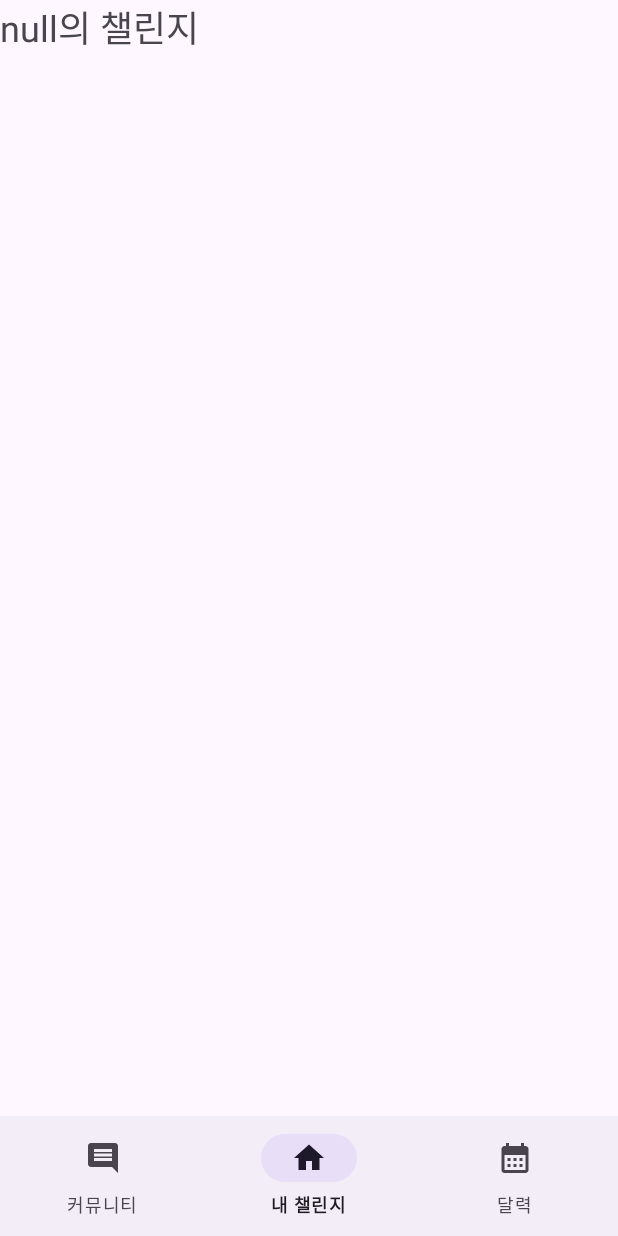
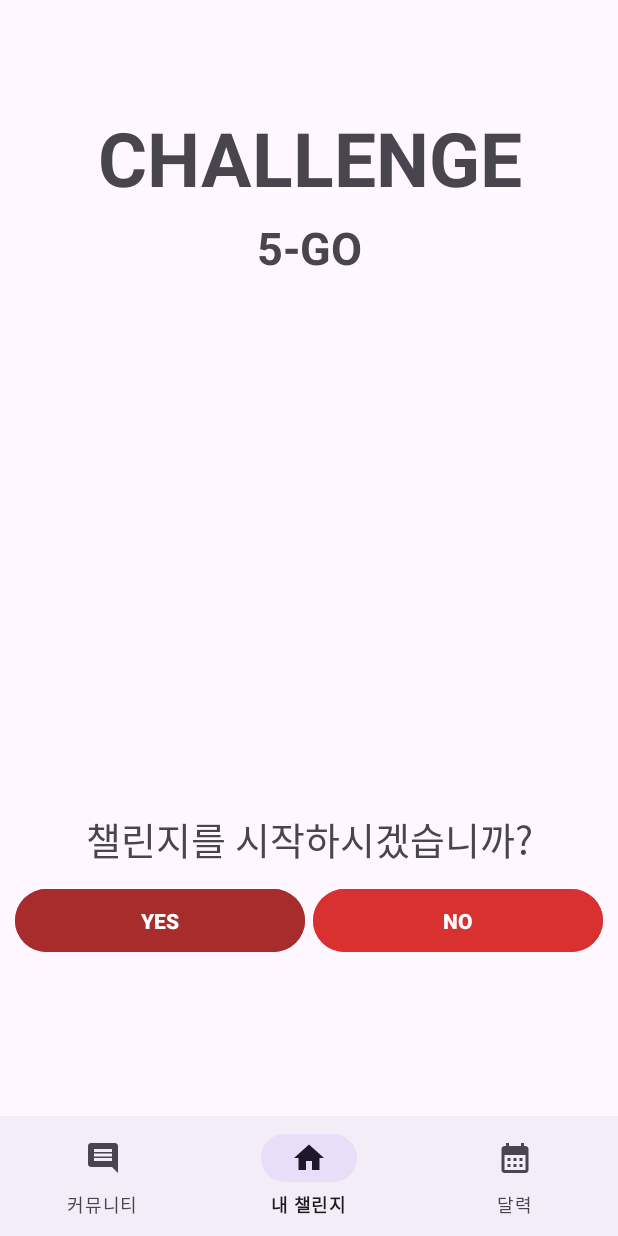
Before and after one commit to 2kyungmin/userInterface, an Android app: the ChallengeFragment screen opened directly, with no data from a screen before it, on a phone screen of 412 x 824 dp. Run offline under Robolectric (Android 15) with nearby library versions, the phone set to English and light mode, and no system bars; 4 statements that could not run were skipped.

Commit message:
remove baackground-color, design fix

```diff
--- a/app/src/main/java/com/example/userInterface/activity/ChallengeActivity.java
+++ b/app/src/main/java/com/example/userInterface/activity/ChallengeActivity.java
@@ -112,5 +112,4 @@ public class ChallengeActivity extends AppCompatActivity {
                     .commit();
         }
     }
-
 }
--- a/app/src/main/res/layout/fragment_challenge.xml
+++ b/app/src/main/res/layout/fragment_challenge.xml
@@ -1,25 +1,72 @@
-<?xml version="1.0" encoding="utf-8"?>
-<LinearLayout xmlns:android="http://schemas.android.com/apk/res/android"
+<RelativeLayout xmlns:android="http://schemas.android.com/apk/res/android"
     android:layout_width="match_parent"
-    android:layout_height="match_parent"
-    android:orientation="vertical">
+    android:layout_height="match_parent">
 
     <TextView
-        android:id="@+id/title"
+        android:id="@+id/titleText"
         android:layout_width="match_parent"
-        android:layout_height="0dp"
-        android:layout_weight="1"
-        android:layout_gravity="center"
-        android:textSize="24sp" />
+        android:layout_height="70dp"
+        android:layout_marginTop="70dp"
+        android:gravity="center"
+        android:text="CHALLENGE"
+        android:textSize="50sp"
+        android:textStyle="bold" />
 
-    <FrameLayout
-        android:id="@+id/fragment_container"
-        android:layout_width="wrap_content"
-        android:layout_height="0dp"
-        android:layout_weight="10">
 
-    </FrameLayout>
+    <TextView
+        android:id="@+id/subtitleText"
+        android:layout_width="match_parent"
+        android:layout_height="50dp"
+        android:layout_below="@id/titleText"
+        android:text="5-GO"
+        android:textSize="30sp"
+        android:gravity="center"
+        android:textStyle="bold" />
 
 
 
-</LinearLayout>
+
+    <TextView
+        android:id="@+id/messageText"
+        android:layout_width="match_parent"
+        android:layout_height="wrap_content"
+        android:layout_below="@id/titleText"
+        android:layout_marginTop="400dp"
+        android:fontFamily="sans-serif-thin"
+        android:text="챌린지를 시작하시겠습니까?"
+        android:textSize="25sp"
+        android:textStyle="bold"
+        android:gravity="center" />
+
+
+    <LinearLayout
+        android:layout_width="match_parent"
+        android:layout_height="wrap_content"
+        android:layout_below="@id/messageText"
+        android:orientation="horizontal"
+        android:gravity="center"
+        android:layout_margin="10dp">
+
+        <Button
+            android:id="@+id/yesButton"
+            android:layout_width="0dp"
+            android:layout_height="50dp"
+            android:layout_weight="1"
+            android:text="YES"
+            android:textStyle="bold"
+            android:backgroundTint="#A82C2C"
+             />
+
+        <Button
+            android:id="@+id/noButton"
+            android:layout_width="0dp"
+            android:layout_height="50dp"
+            android:layout_weight="1"
+            android:text="NO"
+            android:textStyle="bold"
+            android:backgroundTint="#D93030"
+            android:layout_marginStart="5dp"/>
+
+
+    </LinearLayout>
+</RelativeLayout>
--- a/app/src/main/res/layout/fragment_community.xml
+++ b/app/src/main/res/layout/fragment_community.xml
@@ -20,6 +20,7 @@
     <androidx.recyclerview.widget.RecyclerView
         android:layout_width="match_parent"
         android:layout_height="wrap_content"
-        android:id="@+id/communityList"/>
+        android:id="@+id/communityList"
+        android:layout_marginTop="30dp"/>
 
 </LinearLayout>
```
Also changed, not shown: app/src/main/res/layout/activity_timer.xml (+15 -9 lines), app/src/main/res/layout/activity_write.xml (+5 -4 lines), app/src/main/res/layout/community.xml (+54 -5 lines), app/src/main/res/layout/fragment_after.xml (+60 -9 lines), app/src/main/res/layout/fragment_write.xml (+9 -4 lines).
